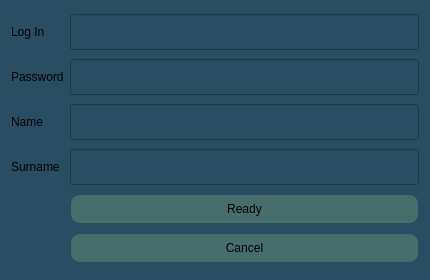
Old version of the form src/interface/register.ui in the repository OgurtsovAndrei/Messenger-project.
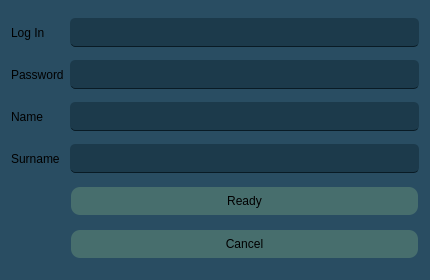
New version of the form.

Commit message: almost ok

What changed in the file:
```diff
--- a/src/interface/register.ui
+++ b/src/interface/register.ui
@@ -23,8 +23,7 @@
    <string notr="true">QWidget {background: #294d62;}
 QPushButton {background-color : #476e6d;border-width: 2px; border-style: solid; border-radius: 10px; padding: 6px;}
 QPushButton:pressed { background-color: #557373; }
-QLineEdit {border-width: 4px; border-colour: #000000
-border-radius: 2px; padding: 6px;}</string>
+QLineEdit {background: #1C3A4B; border-width: 1px; border-color: #091B25; border-bottom-style: solid; border-radius: 5px; padding: 6px;}</string>
   </property>
   <layout class="QGridLayout" name="gridLayout">
    <item row="0" column="0">
@@ -42,6 +41,12 @@
        <verstretch>0</verstretch>
       </sizepolicy>
      </property>
+     <property name="minimumSize">
+      <size>
+       <width>5</width>
+       <height>5</height>
+      </size>
+     </property>
      <property name="text">
       <string/>
      </property>
```
The commit also changes 1 other file.
